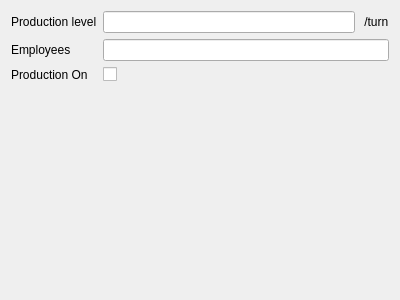
happy5214/manitae, file units/ui/Gatherer.ui: the form before one commit.
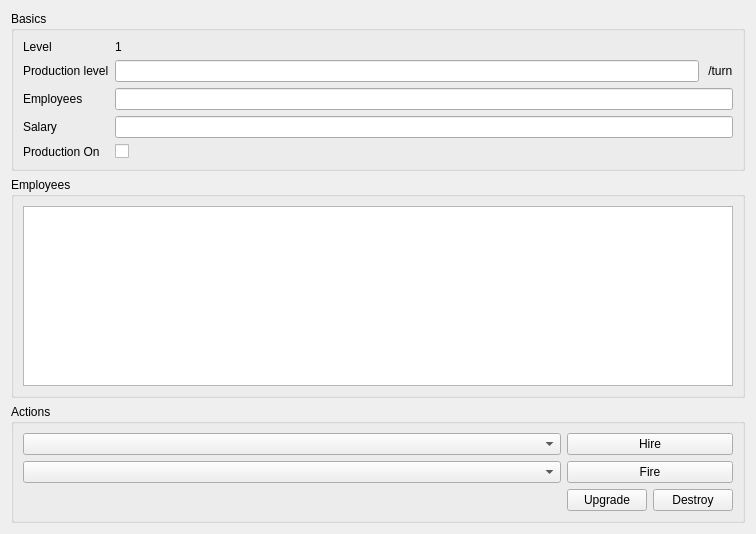
The form after the commit.

Commit message: Adding EconomyManager; adding WoodGatherer unit; adding Hunter, Gatherer, and WoodGatherer people; adding Wood resource; adding ability to hire and fire workers.

What changed in the file:
```diff
--- a/units/ui/Gatherer.ui
+++ b/units/ui/Gatherer.ui
@@ -6,24 +6,28 @@
    <rect>
     <x>0</x>
     <y>0</y>
-    <width>400</width>
-    <height>300</height>
+    <width>756</width>
+    <height>534</height>
    </rect>
   </property>
   <property name="windowTitle">
    <string>Form</string>
   </property>
-  <layout class="QGridLayout" name="gridLayout_2">
-   <item row="0" column="0">
+  <layout class="QVBoxLayout" name="verticalLayout">
+   <item>
+    <widget class="QGroupBox" name="basicsGroupBox">
+     <property name="title">
+      <string>Basics</string>
+     </property>
     <layout class="QFormLayout" name="formLayout">
-     <item row="0" column="0">
+      <item row="1" column="0">
       <widget class="QLabel" name="label">
        <property name="text">
         <string>Production level</string>
        </property>
       </widget>
      </item>
-     <item row="0" column="1">
+      <item row="1" column="1">
       <layout class="QHBoxLayout" name="horizontalLayout_2">
        <item>
         <widget class="QLineEdit" name="prodLevelLineEdit">
@@ -41,48 +45,136 @@
        </item>
       </layout>
      </item>
-     <item row="1" column="0">
+      <item row="2" column="0">
       <widget class="QLabel" name="label_2">
        <property name="text">
         <string>Employees</string>
        </property>
       </widget>
      </item>
-     <item row="1" column="1">
+      <item row="2" column="1">
       <widget class="QLineEdit" name="employeeLineEdit">
        <property name="readOnly">
         <bool>true</bool>
        </property>
       </widget>
      </item>
-     <item row="2" column="0">
+      <item row="4" column="0">
       <widget class="QLabel" name="label_4">
        <property name="text">
         <string>Production On</string>
        </property>
       </widget>
      </item>
-     <item row="2" column="1">
+      <item row="4" column="1">
       <widget class="QCheckBox" name="prodOnCheckBox">
        <property name="text">
         <string/>
        </property>
       </widget>
      </item>
-    </layout>
+      <item row="3" column="0">
+       <widget class="QLabel" name="label_5">
+        <property name="text">
+         <string>Salary</string>
+        </property>
+       </widget>
+      </item>
+      <item row="3" column="1">
+       <widget class="QLineEdit" name="salaryLineEdit">
+        <property name="readOnly">
+         <bool>true</bool>
+        </property>
+       </widget>
+      </item>
+      <item row="0" column="0">
+       <widget class="QLabel" name="label_6">
+        <property name="text">
+         <string>Level</string>
+        </property>
+       </widget>
+      </item>
+      <item row="0" column="1">
+       <widget class="QLabel" name="label_7">
+        <property name="text">
+         <string>1</string>
+        </property>
+       </widget>
+      </item>
+     </layout>
+    </widget>
+   </item>
+   <item>
+    <widget class="QGroupBox" name="employeesGroupBox">
+     <property name="title">
+      <string>Employees</string>
+     </property>
+     <layout class="QGridLayout" name="gridLayout_4">
+      <item row="0" column="0">
+       <widget class="QListView" name="employeeListView"/>
+      </item>
+     </layout>
+    </widget>
+   </item>
+   <item>
+    <widget class="QGroupBox" name="actionsGroupBox">
+     <property name="title">
+      <string>Actions</string>
+     </property>
+     <layout class="QGridLayout" name="gridLayout">
+      <item row="2" column="1">
+       <layout class="QGridLayout" name="gridLayout_2">
+        <item row="0" column="0">
+         <widget class="QPushButton" name="upgradeButton">
+          <property name="text">
+           <string>Upgrade</string>
+          </property>
+         </widget>
+        </item>
+        <item row="0" column="1">
+         <widget class="QPushButton" name="destroyButton">
+          <property name="text">
+           <string>Destroy</string>
+          </property>
+         </widget>
+        </item>
+       </layout>
+      </item>
+      <item row="0" column="1">
+       <widget class="QPushButton" name="hireButton">
+        <property name="text">
+         <string>Hire</string>
+        </property>
+       </widget>
+      </item>
+      <item row="0" column="0">
+       <widget class="QComboBox" name="hireComboBox"/>
    </item>
    <item row="1" column="0">
-    <spacer name="verticalSpacer">
+       <widget class="QComboBox" name="fireComboBox"/>
+      </item>
+      <item row="1" column="1">
+       <widget class="QPushButton" name="fireButton">
+        <property name="text">
+         <string>Fire</string>
+        </property>
+       </widget>
+      </item>
+      <item row="2" column="0">
+       <spacer name="horizontalSpacer">
      <property name="orientation">
-      <enum>Qt::Vertical</enum>
+         <enum>Qt::Horizontal</enum>
      </property>
      <property name="sizeHint" stdset="0">
       <size>
-       <width>20</width>
-       <height>40</height>
+          <width>40</width>
+          <height>20</height>
       </size>
      </property>
     </spacer>
+      </item>
+     </layout>
+    </widget>
    </item>
   </layout>
  </widget>
```
Lines whose indentation alone changed are shown as unchanged. The commit also changes 20 other files.
